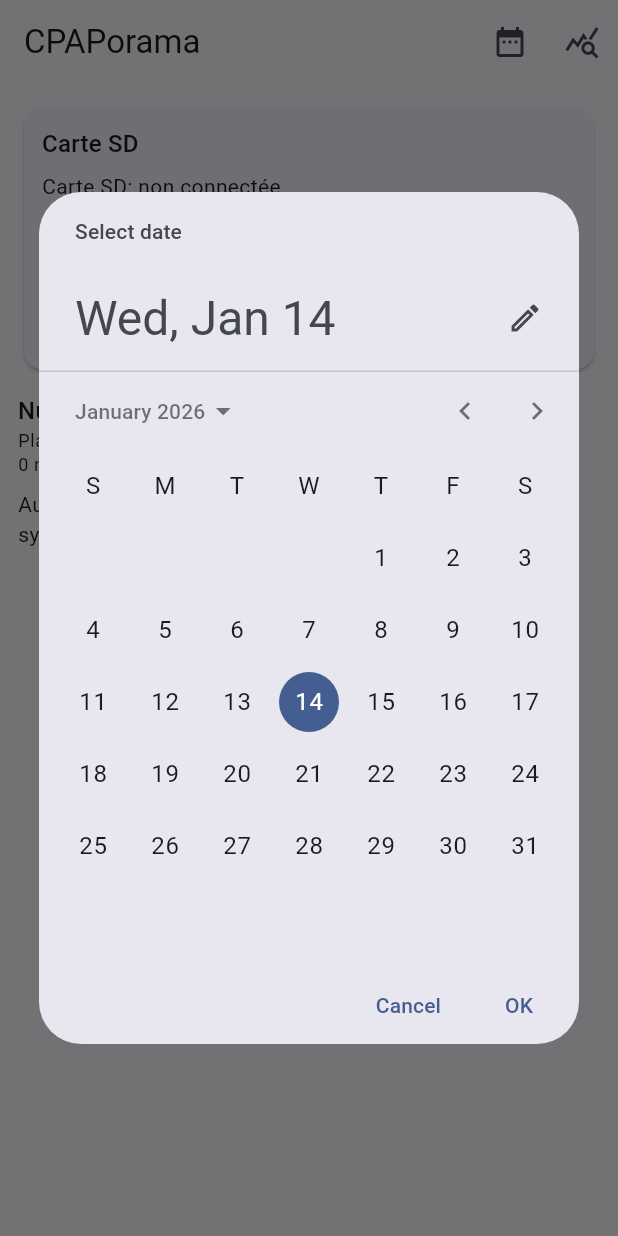
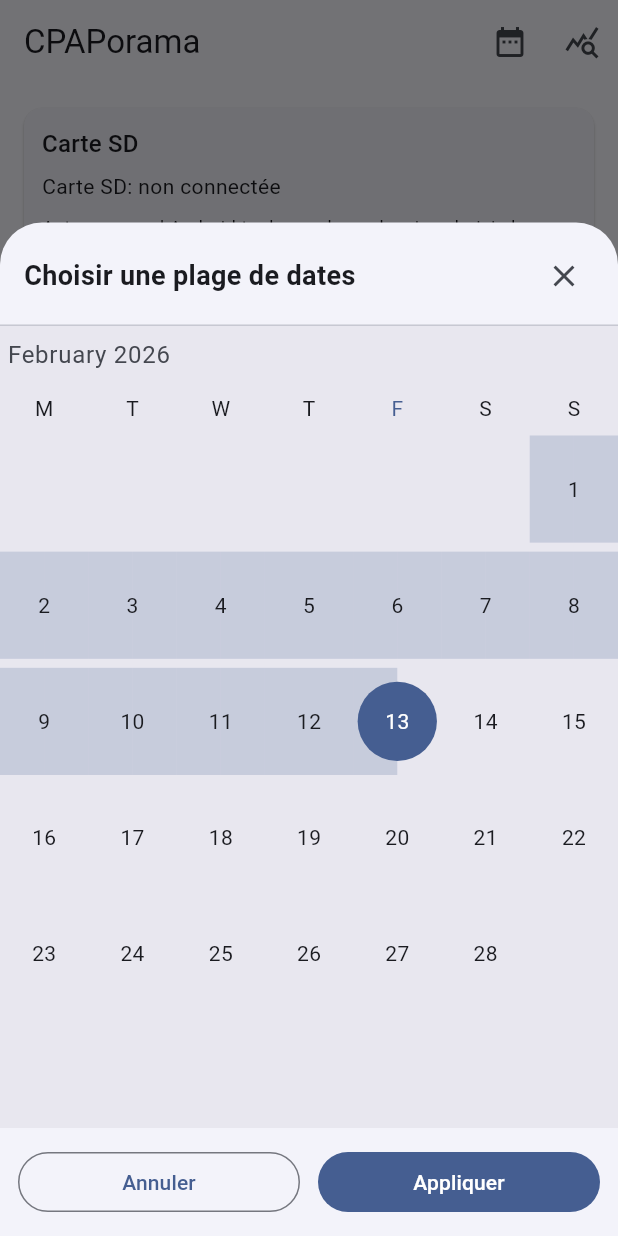
Before and after one commit to CodeDeJustin/cpaporama, a Flutter app: the screen it shows after launch, after a tap on the "date range" icon, on a phone screen of 412 x 824 dp. Run offline on Flutter 3.47's test engine with Material 3 defaults, Android fonts, the phone set to English and light mode, and no system bars; drawn by our look-alikes of syncfusion_flutter_datepicker; our stand-ins replace drift, drift_flutter, file_picker, fl_chart, shared_preferences; accounts and stored records are empty; generated files the repository leaves out were written again.

Commit message:
Refactor Syncfusion date picker into dedicated home widget

```diff
--- a/lib/features/home/home_screen.dart
+++ b/lib/features/home/home_screen.dart
@@ -12,6 +12,7 @@
 import '../imports/import_screen.dart';
 import '../nights/night_viewer_screen.dart';
 import '../stats/stats_screen.dart';
+import 'widgets/date_range_picker_sheet.dart';
 
 class HomeScreen extends StatefulWidget {
   const HomeScreen({super.key});
@@ -436,31 +437,20 @@
     );
   }
 
-  // Deux date pickers (début / fin)
   Future<void> _pickStartEndDates() async {
     final now = DateTime.now();
+    final selectedRange = await showDateRangePickerSheet(
+      context,
+      initialStart: _range?.start ?? now.subtract(const Duration(days: 30)),
+      initialEnd: _range?.end ?? now,
+      minDate: DateTime(now.year - 5, 1, 1),
+      maxDate: DateTime(now.year + 1, 12, 31),
+    );
 
-    final startInit = _range?.start ?? now.subtract(const Duration(days: 30));
-    final endInit = _range?.end ?? now;
-
-    final start = await showDatePicker(
-      context: context,
-      initialDate: DateTime(startInit.year, startInit.month, startInit.day),
-      firstDate: DateTime(now.year - 5, 1, 1),
-      lastDate: DateTime(now.year + 1, 12, 31),
-    );
-    if (!mounted || start == null) return;
-
-    final end = await showDatePicker(
-      context: context,
-      initialDate: DateTime(endInit.year, endInit.month, endInit.day).isBefore(start) ? start : endInit,
-      firstDate: start,
-      lastDate: DateTime(now.year + 1, 12, 31),
-    );
-    if (!mounted || end == null) return;
+    if (!mounted || selectedRange == null) return;
 
     setState(() {
-      _range = DateTimeRange(start: start, end: end);
+      _range = selectedRange;
       _latestN = null; // mode plage prend le dessus
     });
 
--- /dev/null
+++ b/lib/features/home/widgets/date_range_picker_sheet.dart
@@ -0,0 +1,133 @@
+import 'package:flutter/material.dart';
+import 'package:syncfusion_flutter_datepicker/datepicker.dart';
+
+class DateRangePickerSheet extends StatefulWidget {
+  const DateRangePickerSheet({
+    required this.initialStart,
+    required this.initialEnd,
+    required this.minDate,
+    required this.maxDate,
+    super.key,
+  });
+
+  final DateTime initialStart;
+  final DateTime initialEnd;
+  final DateTime minDate;
+  final DateTime maxDate;
+
+  @override
+  State<DateRangePickerSheet> createState() => _DateRangePickerSheetState();
+}
+
+class _DateRangePickerSheetState extends State<DateRangePickerSheet> {
+  late PickerDateRange _selectedRange;
+
+  @override
+  void initState() {
+    super.initState();
+    _selectedRange = PickerDateRange(widget.initialStart, widget.initialEnd);
+  }
+
+  @override
+  Widget build(BuildContext context) {
+    final colorScheme = Theme.of(context).colorScheme;
+
+    return SafeArea(
+      child: SizedBox(
+        height: MediaQuery.of(context).size.height * 0.82,
+        child: Column(
+          children: [
+            Padding(
+              padding: const EdgeInsets.fromLTRB(16, 12, 12, 8),
+              child: Row(
+                children: [
+                  const Expanded(
+                    child: Text(
+                      'Choisir une plage de dates',
+                      style: TextStyle(fontSize: 18, fontWeight: FontWeight.w600),
+                    ),
+                  ),
+                  IconButton(
+                    onPressed: () => Navigator.pop(context),
+                    icon: const Icon(Icons.close),
+                  ),
+                ],
+              ),
+            ),
+            const Divider(height: 1),
+            Expanded(
+              child: SfDateRangePicker(
+                selectionMode: DateRangePickerSelectionMode.range,
+                initialSelectedRange: PickerDateRange(widget.initialStart, widget.initialEnd),
+                minDate: widget.minDate,
+                maxDate: widget.maxDate,
+                navigationDirection: DateRangePickerNavigationDirection.vertical,
+                monthViewSettings: const DateRangePickerMonthViewSettings(firstDayOfWeek: 1),
+                onSelectionChanged: (DateRangePickerSelectionChangedArgs args) {
+                  final value = args.value;
+                  if (value is PickerDateRange) {
+                    setState(() {
+                      _selectedRange = value;
+                    });
+                  }
+                },
+                startRangeSelectionColor: colorScheme.primary,
+                endRangeSelectionColor: colorScheme.primary,
+                rangeSelectionColor: colorScheme.primary.withValues(alpha: 0.2),
+                todayHighlightColor: colorScheme.primary,
+                selectionColor: colorScheme.primary,
+              ),
+            ),
+            Padding(
+              padding: const EdgeInsets.all(12),
+              child: Row(
+                children: [
+                  Expanded(
+                    child: OutlinedButton(
+                      onPressed: () => Navigator.pop(context),
+                      child: const Text('Annuler'),
+                    ),
+                  ),
+                  const SizedBox(width: 12),
+                  Expanded(
+                    child: FilledButton(
+                      onPressed: () => Navigator.pop(context, _selectedRange),
+                      child: const Text('Appliquer'),
+                    ),
+                  ),
+                ],
+              ),
+            ),
+          ],
+        ),
+      ),
+    );
+  }
+}
+
+Future<DateTimeRange?> showDateRangePickerSheet(
+  BuildContext context, {
+  required DateTime initialStart,
+  required DateTime initialEnd,
+  required DateTime minDate,
+  required DateTime maxDate,
+}) {
+  return showModalBottomSheet<PickerDateRange>(
+    context: context,
+    isScrollControlled: true,
+    builder: (context) => DateRangePickerSheet(
+      initialStart: initialStart,
+      initialEnd: initialEnd,
+      minDate: minDate,
+      maxDate: maxDate,
+    ),
+  ).then((selectedRange) {
+    if (selectedRange == null) return null;
+
+    final start = selectedRange.startDate;
+    final end = selectedRange.endDate ?? selectedRange.startDate;
+    if (start == null || end == null) return null;
+
+    return DateTimeRange(start: start, end: end);
+  });
+}
--- a/pubspec.yaml
+++ b/pubspec.yaml
@@ -38,6 +38,7 @@
   shared_preferences: ^2.5.2
   drift: ^2.30.0
   drift_flutter: ^0.2.8
+  syncfusion_flutter_datepicker: ^31.2.5
 
   # The following adds the Cupertino Icons font to your application.
   # Use with the CupertinoIcons class for iOS style icons.
```
